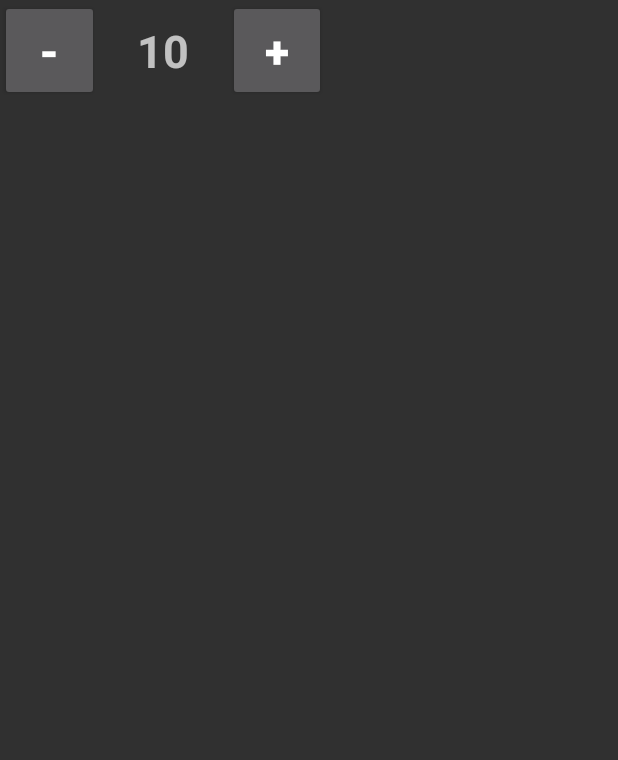
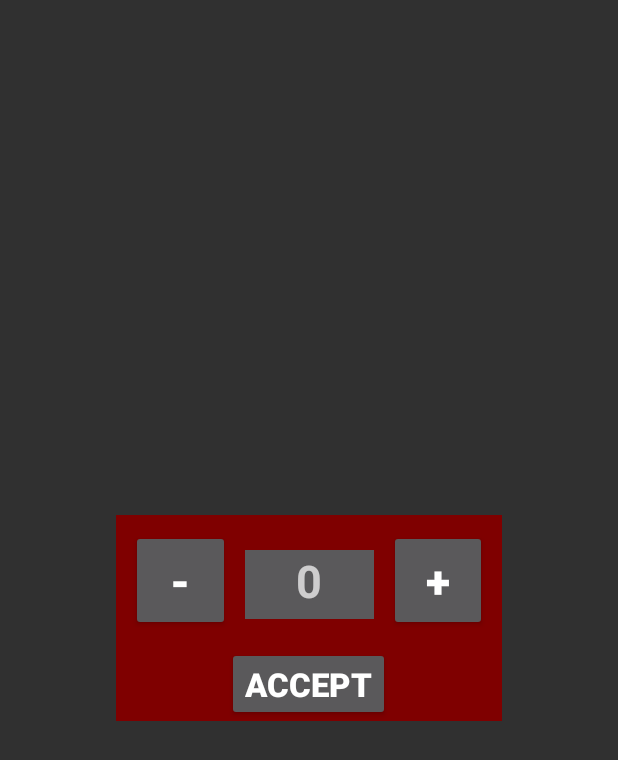
Before and after one commit to glennj3/Funky-Dungeon-Android-App, an Android app: the fragment AttributeAdjust shown on its own in the app's theme, on a phone screen of 412 x 824 dp. Shown: the top 760 px of the screen. Run offline under Robolectric (Android 15) with nearby library versions, the phone set to English and light mode, and no system bars; 5 statements that could not run were skipped.

Commit message:
Attribute update

```diff
--- a/app/src/main/java/github/com/triplefrequency/funkydungeon/ui/attributes/AttributeAdjust.java
+++ b/app/src/main/java/github/com/triplefrequency/funkydungeon/ui/attributes/AttributeAdjust.java
@@ -1,6 +1,7 @@
 package github.com.triplefrequency.funkydungeon.ui.attributes;
 
 import android.app.Fragment;
+import android.content.Intent;
 import android.content.res.Configuration;
 import android.os.Bundle;
 import android.view.LayoutInflater;
@@ -10,15 +11,20 @@ import android.widget.Button;
 import android.widget.TextView;
 import github.com.triplefrequency.funkydungeon.R;
 import github.com.triplefrequency.funkydungeon.model.Character;
+import github.com.triplefrequency.funkydungeon.model.CharacterContent;
 import github.com.triplefrequency.funkydungeon.repository.CharacterRepository;
+import kotlin.Pair;
 
 public class AttributeAdjust extends Fragment {
 
+    private Button accButton;
     private Button incButton;
     private Button decButton;
     private TextView attrLevel;
-    private int attrInt;
+    private Integer attrInt;
+    private String attrString;
     private Character character;
+    private int index;
 
     public AttributeAdjust() {
     }
@@ -36,9 +42,7 @@ public class AttributeAdjust extends Fragment {
 
     @Override
     public View onCreateView(LayoutInflater inflater, ViewGroup container, Bundle savedInstanceState) {
-        attrInt = getArguments().getInt("Attribute");
-        String charId = getArguments().getString("id");
-        character = CharacterRepository.INSTANCE.getCharacters().get(charId);
+
         /*
          * Inflate the layout for this fragment
          */
@@ -48,19 +52,31 @@ public class AttributeAdjust extends Fragment {
     @Override
     public void onViewCreated(View view, Bundle savedInstanceState) {
 
+        index = getArguments().getInt("Index");
+
+        String charId = getArguments().getString("id");
+        character = CharacterContent.INSTANCE.getCharacterMap().get(charId);
+        attrString = character.getAttributes().get(index).component1();
+        attrInt = character.getAttributes().get(index).component2();
+
         incButton = view.findViewById(R.id.increment);
         decButton = view.findViewById(R.id.decrement);
-        attrLevel = view.findViewById(R.id.attrCount);
+        attrLevel = view.findViewById(R.id.attrAdj);
+        accButton = view.findViewById(R.id.accept);
 
-        attrLevel.setText(attrInt);
+        if(attrInt == null)
+            attrLevel.setText("0");
+        else
+            attrLevel.setText(attrInt.toString());
 
         incButton.setOnClickListener(new View.OnClickListener() {
             @Override
             public void onClick(View v) {
                 int current = Integer.parseInt(attrLevel.getText().toString());
-                attrLevel.setText(current+1);
+                attrInt = current + 1;
+                attrLevel.setText(attrInt.toString());
                 //change attribute in database
-
+                character.getAttributes().set(index, new Pair<>(attrString, attrInt));
             }
         });
 
@@ -68,14 +84,17 @@ public class AttributeAdjust extends Fragment {
             @Override
             public void onClick(View v) {
                 int current = Integer.parseInt(attrLevel.getText().toString());
-                attrLevel.setText(current-1);
+                attrInt = current - 1;
+                attrLevel.setText(attrInt.toString());
                 //change attribute in database
+                character.getAttributes().set(index, new Pair<>(attrString, attrInt));
+            }
+        });
+        accButton.setOnClickListener(new View.OnClickListener(){
+            @Override
+            public void onClick(View v) {
+                getActivity().getFragmentManager().popBackStack();
             }
         });
     }
-    @Override
-    public void onDestroy(){
-        super.onDestroy();
-
-    }
 }
--- /dev/null
+++ b/app/src/main/java/github/com/triplefrequency/funkydungeon/ui/dice/DiceSelector.java
@@ -0,0 +1,4 @@
+package github.com.triplefrequency.funkydungeon.ui.dice;
+
+public class DiceSelector {
+}
--- a/app/src/main/res/layout/attribute_adjuster.xml
+++ b/app/src/main/res/layout/attribute_adjuster.xml
@@ -1,10 +1,20 @@
 <?xml version="1.0" encoding="utf-8"?>
+<android.support.constraint.ConstraintLayout xmlns:android="http://schemas.android.com/apk/res/android"
+                                             xmlns:app="http://schemas.android.com/apk/res-auto"
+                                             xmlns:tools="http://schemas.android.com/tools"
+                                             android:layout_width="wrap_content"
+                                             android:layout_height="wrap_content"
+                                             android:layout_gravity="center"
+                                             android:background="?attr/actionModeSplitBackground"
+                                             >
     <LinearLayout
             xmlns:android="http://schemas.android.com/apk/res/android"
             xmlns:app="http://schemas.android.com/apk/res-auto"
             xmlns:tools="http://schemas.android.com/tools"
+            android:layout_gravity="center"
             android:layout_width="wrap_content"
-        android:layout_height="wrap_content">
+            android:layout_height="wrap_content"
+            android:padding="10dp" android:id="@+id/linearLayout">
 
         <Button
                 android:text="-"
@@ -26,7 +36,8 @@
                 android:textAlignment="center"
                 android:id="@+id/attrAdj"
                 app:layout_constraintEnd_toEndOf="parent"
-            app:layout_constraintStart_toStartOf="parent"/>
+                app:layout_constraintStart_toStartOf="parent" android:background="?attr/colorButtonNormal"
+                android:layout_marginLeft="10dp" android:layout_marginRight="10dp"/>
         <Button
                 android:text="+"
                 android:layout_width="65dp"
@@ -37,4 +48,19 @@
                 tools:layout_editor_absoluteY="69dp"
                 tools:layout_editor_absoluteX="249dp"
                 android:id="@+id/increment"/>
+
     </LinearLayout>
+
+    <Button
+            android:text="Accept"
+            android:layout_width="wrap_content"
+            android:layout_height="wrap_content"
+            android:id="@+id/accept"
+            android:textSize="22dp"
+            android:textStyle="bold"
+            android:textAlignment="center"
+            app:layout_constraintEnd_toEndOf="parent"
+            app:layout_constraintStart_toStartOf="parent" android:layout_marginTop="88dp"
+            app:layout_constraintTop_toTopOf="parent" app:layout_constraintHorizontal_bias="0.496"/>
+
+</android.support.constraint.ConstraintLayout>
--- a/app/src/main/res/layout/toolbar_bottom.xml
+++ b/app/src/main/res/layout/toolbar_bottom.xml
@@ -3,7 +3,8 @@
     android:layout_width="match_parent"
     android:layout_height="wrap_content"
     android:gravity="center_horizontal"
-    android:orientation="horizontal">
+    android:orientation="horizontal"
+    android:layout_gravity="bottom">
 
     <Button
         android:id="@+id/btn_overview"
```
Also changed, not shown: app/src/main/java/github/com/triplefrequency/funkydungeon/ui/attributes/AttributeListAdapter.java (+7 -9 lines), app/src/main/res/layout/attack_layout.xml (+6 -6 lines), app/src/main/res/layout/attribute_list_item.xml (+3 -7 lines). Lines whose indentation alone changed are shown as unchanged.
